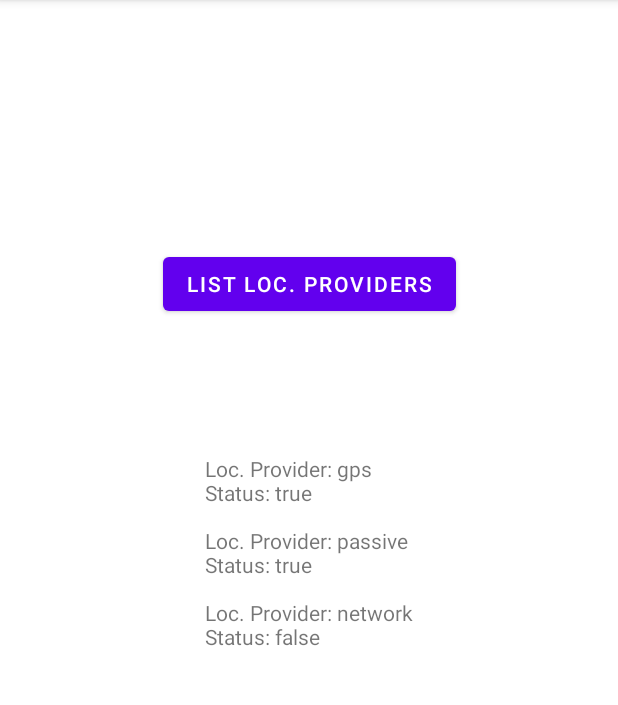
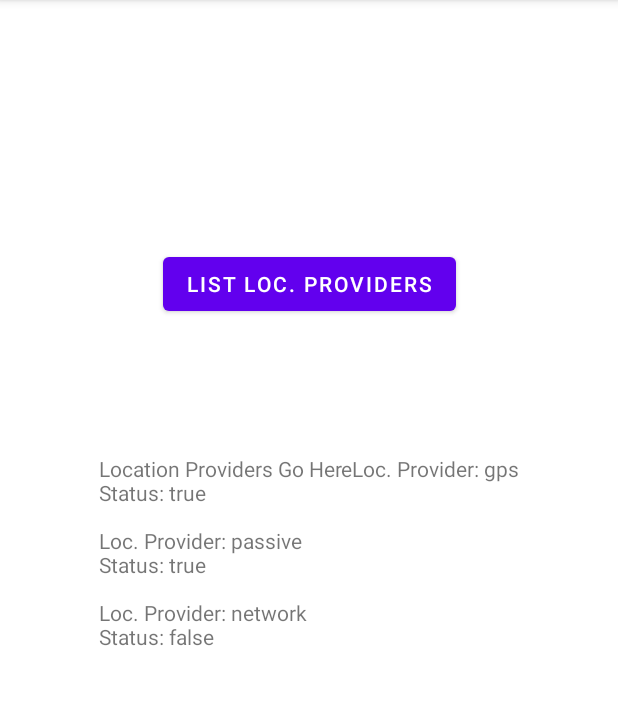
Before and after one commit to jimin9576/LocProviderList, an Android app: the screen it shows after launch (LocProviderListActivity), after a tap on "LIST LOC. PROVIDERS", on a phone screen of 412 x 824 dp, the part 84-789 px from its top. Run offline under Robolectric (Android 15) with nearby library versions, the phone set to English and light mode, and no system bars.

Commit message:
enhanced for loop

```diff
--- a/app/src/main/java/com/example/locproviderlist/LocProviderListActivity.java
+++ b/app/src/main/java/com/example/locproviderlist/LocProviderListActivity.java
@@ -30,12 +30,10 @@ public class LocProviderListActivity extends AppCompatActivity {
 
                 locProvList = lm.getAllProviders();
 
-                String s = "";
-                for (int i=0; i < locProvList.size(); i++){
-                    s += "Loc. Provider: " + locProvList.get(i) + "\n"
-                            + "Status: " + lm.isProviderEnabled(locProvList.get(i)) + "\n\n";
+                for (String s : locProvList){
+                    mtextView.append("Loc. Provider: " + s + "\n");
+                    mtextView.append("Status: " + lm.isProviderEnabled(s) + "\n\n");
                 }
-                mtextView.setText(s);
             }
         });
     }
```
